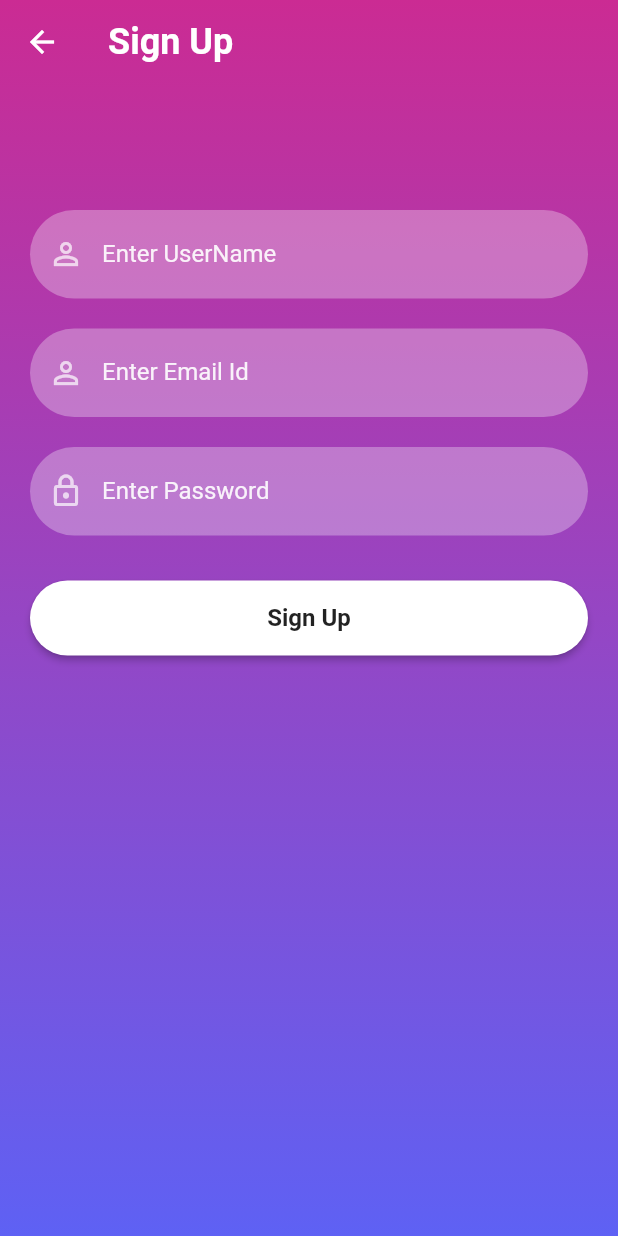
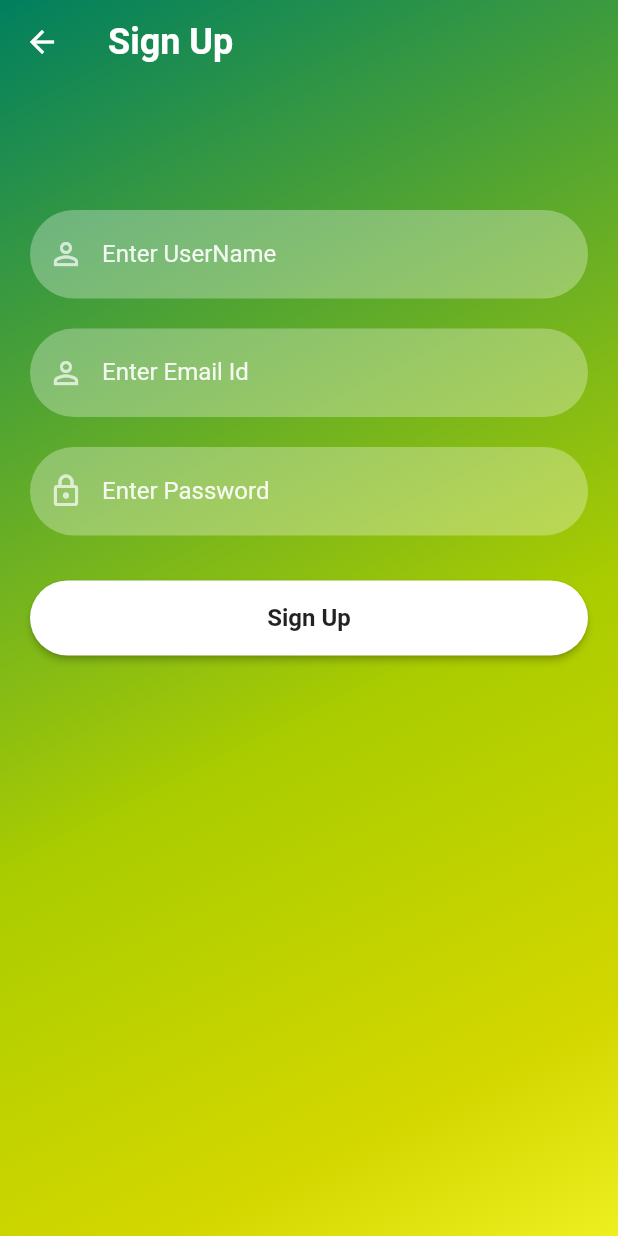
Before and after one commit to Parzival-009/KSKT, a Flutter app: the screen it shows after launch, after a tap on "Sign Up", on a phone screen of 412 x 824 dp. Run offline on Flutter 3.47's test engine with Material 2 defaults, Android fonts, the phone set to English and light mode, and no system bars; our stand-ins replace firebase_auth, firebase_core; accounts and stored records are empty; network calls fail.

Commit message:
UI Change

```diff
--- a/lib/reusable_widgets/reusable_widget.dart
+++ b/lib/reusable_widgets/reusable_widget.dart
@@ -1,4 +1,5 @@
 import 'package:flutter/material.dart';
+import 'package:firebase_signin/utils/color_utils.dart';
 
 Image logoWidget(String imageName) {
   return Image.asset(
@@ -6,7 +7,7 @@ Image logoWidget(String imageName) {
     fit: BoxFit.fitWidth,
     width: 240,
     height: 240,
-    color: Colors.white,
+    // color: Colors.white,
   );
 }
 
@@ -66,3 +67,18 @@ Container firebaseUIButton(BuildContext context, String title, Function onTap) {
     ),
   );
 }
+
+LinearGradient colorScheme(){
+  return LinearGradient(colors: [
+          hexStringToColor("007f5f"),
+          hexStringToColor("2b9348"),
+          hexStringToColor("55a630"),
+          hexStringToColor("80b918"),
+          hexStringToColor("aacc00"),
+          hexStringToColor("bfd200"),
+          hexStringToColor("d4d700"),
+          // hexStringToColor("dddf00"),
+          hexStringToColor("eeef20")
+          // hexStringToColor("ffff3f")
+        ], begin: Alignment.topLeft, end: Alignment.bottomRight);
+}
--- a/lib/screens/signin_screen.dart
+++ b/lib/screens/signin_screen.dart
@@ -3,7 +3,6 @@ import 'package:firebase_signin/reusable_widgets/reusable_widget.dart';
 import 'package:firebase_signin/screens/home_screen.dart';
 import 'package:firebase_signin/screens/reset_password.dart';
 import 'package:firebase_signin/screens/signup_screen.dart';
-import 'package:firebase_signin/utils/color_utils.dart';
 import 'package:flutter/material.dart';
 
 class SignInScreen extends StatefulWidget {
@@ -23,18 +22,14 @@ class _SignInScreenState extends State<SignInScreen> {
         width: MediaQuery.of(context).size.width,
         height: MediaQuery.of(context).size.height,
         decoration: BoxDecoration(
-            gradient: LinearGradient(colors: [
-          hexStringToColor("CB2B93"),
-          hexStringToColor("9546C4"),
-          hexStringToColor("5E61F4")
-        ], begin: Alignment.topCenter, end: Alignment.bottomCenter)),
+            gradient: colorScheme()),
         child: SingleChildScrollView(
           child: Padding(
             padding: EdgeInsets.fromLTRB(
                 20, MediaQuery.of(context).size.height * 0.2, 20, 0),
             child: Column(
               children: <Widget>[
-                logoWidget("assets/images/logo1.png"),
+                logoWidget("assets/images/download.png"),
                 const SizedBox(
                   height: 30,
                 ),
--- a/lib/screens/signup_screen.dart
+++ b/lib/screens/signup_screen.dart
@@ -31,11 +31,7 @@ class _SignUpScreenState extends State<SignUpScreen> {
           width: MediaQuery.of(context).size.width,
           height: MediaQuery.of(context).size.height,
           decoration: BoxDecoration(
-              gradient: LinearGradient(colors: [
-            hexStringToColor("CB2B93"),
-            hexStringToColor("9546C4"),
-            hexStringToColor("5E61F4")
-          ], begin: Alignment.topCenter, end: Alignment.bottomCenter)),
+              gradient: colorScheme()),
           child: SingleChildScrollView(
               child: Padding(
             padding: EdgeInsets.fromLTRB(20, 120, 20, 0),
```
Also changed, not shown: assets/images/download.jpg (added), assets/images/download.png (added).
